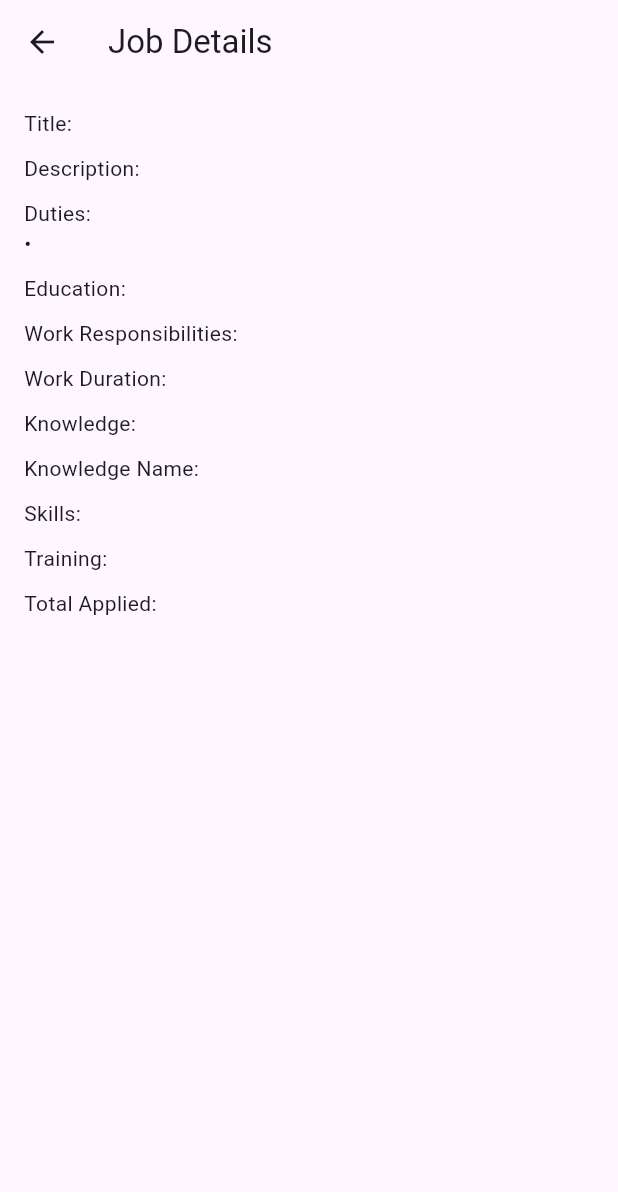
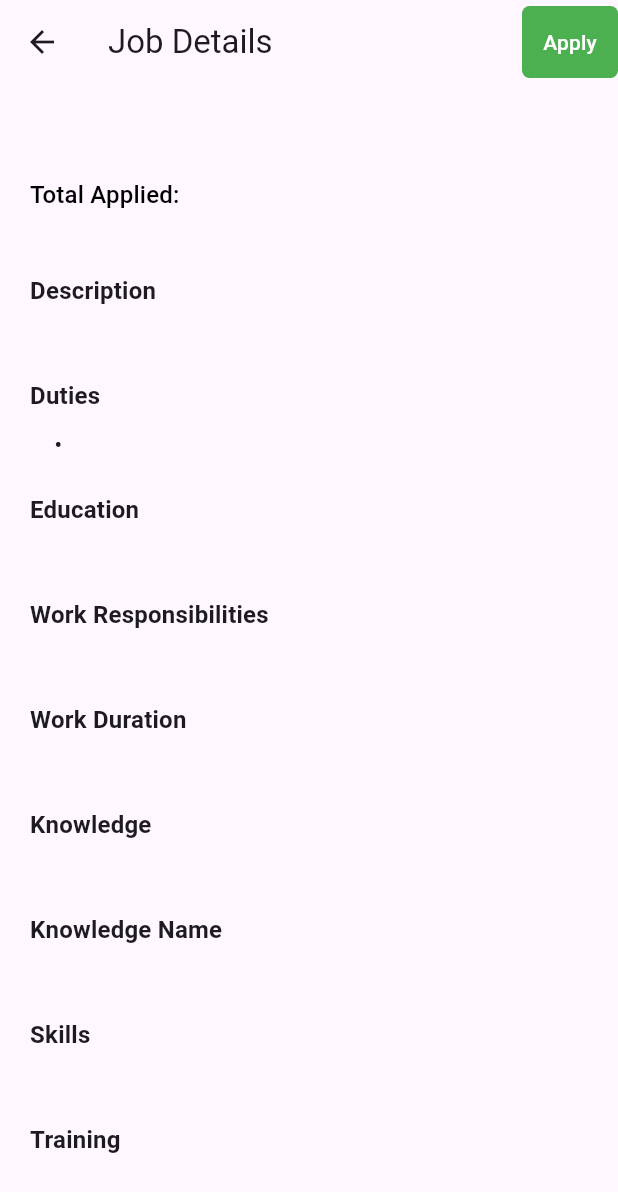
Before and after one commit to Chillingsss/delmonteflutter, a Flutter app: the JobDetails screen opened directly with empty values, on a phone screen of 412 x 824 dp. Shown: the top 1192 px of the screen. Run offline on Flutter 3.47's test engine with Material 3 defaults, Android fonts, the phone set to English and light mode, and no system bars; our stand-ins replace shared_preferences; accounts and stored records are empty.

Commit message:
added apply for the job

```diff
--- a/lib/candidate/jobdetails.dart
+++ b/lib/candidate/jobdetails.dart
@@ -1,45 +1,177 @@
 import 'package:flutter/material.dart';
+import 'package:http/http.dart' as http;
+import 'dart:convert';
+import 'package:shared_preferences/shared_preferences.dart';
 
 class JobDetails extends StatelessWidget {
   final Map<String, dynamic> jobDetails;
 
   const JobDetails({Key? key, required this.jobDetails}) : super(key: key);
 
+  Future<void> _applyForJob(BuildContext context) async {
+    final prefs = await SharedPreferences.getInstance();
+    final userId = prefs.getInt('cand_id');
+
+    if (userId == null) {
+      ScaffoldMessenger.of(context).showSnackBar(
+        const SnackBar(content: Text('You need to log in to apply for jobs.')),
+      );
+      return;
+    }
+
+    final String url = "http://localhost/php-delmonte/api/users.php";
+    Map<String, String> headers = {
+      "Content-Type": "application/x-www-form-urlencoded",
+    };
+
+    Map<String, dynamic> body = {
+      'operation': 'applyForJob',
+      'user_id': userId.toString(),
+      'jobId': jobDetails['jobM_id'].toString(),
+    };
+
+    final response =
+        await http.post(Uri.parse(url), headers: headers, body: body);
+
+    if (response.statusCode == 200) {
+      final result = json.decode(response.body);
+      if (result['success'] != null) {
+        ScaffoldMessenger.of(context).showSnackBar(
+          SnackBar(content: Text(result['success'])),
+        );
+      } else if (result['status'] == 'duplicate') {
+        ScaffoldMessenger.of(context).showSnackBar(
+          SnackBar(content: Text(result['message'])),
+        );
+      } else if (result['error'] != null) {
+        ScaffoldMessenger.of(context).showSnackBar(
+          SnackBar(content: Text(result['error'])),
+        );
+      }
+    } else {
+      ScaffoldMessenger.of(context).showSnackBar(
+        const SnackBar(content: Text('Failed to apply for the job.')),
+      );
+    }
+  }
+
   @override
   Widget build(BuildContext context) {
     return Scaffold(
       appBar: AppBar(
         title: const Text('Job Details'),
+        elevation: 0,
+        actions: [
+          Container(
+            decoration: BoxDecoration(
+              color: Colors.green,
+              borderRadius: BorderRadius.circular(5),
+            ),
+            child: TextButton(
+              onPressed: () => _applyForJob(context),
+              child: const Text(
+                'Apply',
+                style: TextStyle(color: Colors.white),
+              ),
+            ),
+          ),
+        ],
       ),
-      body: Padding(
-        padding: const EdgeInsets.all(16.0),
-        child: ListView(
+      body: SingleChildScrollView(
+        child: Column(
+          crossAxisAlignment: CrossAxisAlignment.start,
           children: [
-            Text('Title: ${jobDetails['jobM_title']}'),
-            const SizedBox(height: 10),
-            Text('Description: ${jobDetails['jobM_description']}'),
-            const SizedBox(height: 10),
-            Text('Duties:'),
-            ...jobDetails['duties_text'].split('|').map((duty) => Text('• $duty')),
-            const SizedBox(height: 10),
-            Text('Education: ${jobDetails['jeduc_text']}'),
-            const SizedBox(height: 10),
-            Text('Work Responsibilities: ${jobDetails['jwork_responsibilities']}'),
-            const SizedBox(height: 10),
-            Text('Work Duration: ${jobDetails['jwork_duration']}'),
-            const SizedBox(height: 10),
-            Text('Knowledge: ${jobDetails['jknow_text']}'),
-            const SizedBox(height: 10),
-            Text('Knowledge Name: ${jobDetails['knowledge_name']}'),
-            const SizedBox(height: 10),
-            Text('Skills: ${jobDetails['jskills_text']}'),
-            const SizedBox(height: 10),
-            Text('Training: ${jobDetails['jtrng_text']}'),
-            const SizedBox(height: 10),
-            Text('Total Applied: ${jobDetails['Total_Applied']}'),
+            _buildHeader(context),
+            _buildDetailsSection(context),
           ],
         ),
       ),
     );
   }
+
+  Widget _buildHeader(BuildContext context) {
+    return Container(
+      padding: const EdgeInsets.all(20),
+      child: Column(
+        crossAxisAlignment: CrossAxisAlignment.start,
+        children: [
+          Text(
+            jobDetails['jobM_title'],
+            style: Theme.of(context)
+                .textTheme
+                .headline5
+                ?.copyWith(color: Colors.black, fontWeight: FontWeight.bold),
+          ),
+          const SizedBox(height: 10),
+          Text(
+            'Total Applied: ${jobDetails['Total_Applied']}',
+            style: Theme.of(context)
+                .textTheme
+                .subtitle1
+                ?.copyWith(color: Colors.black),
+          ),
+        ],
+      ),
+    );
+  }
+
+  Widget _buildDetailsSection(BuildContext context) {
+    return Padding(
+      padding: const EdgeInsets.all(20),
+      child: Column(
+        crossAxisAlignment: CrossAxisAlignment.start,
+        children: [
+          _buildDetailItem(
+              context, 'Description', jobDetails['jobM_description']),
+          _buildDetailItem(context, 'Duties', jobDetails['duties_text'],
+              isList: true),
+          _buildDetailItem(context, 'Education', jobDetails['jeduc_text']),
+          _buildDetailItem(context, 'Work Responsibilities',
+              jobDetails['jwork_responsibilities']),
+          _buildDetailItem(
+              context, 'Work Duration', jobDetails['jwork_duration']),
+          _buildDetailItem(context, 'Knowledge', jobDetails['jknow_text']),
+          _buildDetailItem(
+              context, 'Knowledge Name', jobDetails['knowledge_name']),
+          _buildDetailItem(context, 'Skills', jobDetails['jskills_text']),
+          _buildDetailItem(context, 'Training', jobDetails['jtrng_text']),
+        ],
+      ),
+    );
+  }
+
+  Widget _buildDetailItem(BuildContext context, String title, String content,
+      {bool isList = false}) {
+    return Padding(
+      padding: const EdgeInsets.only(bottom: 20),
+      child: Column(
+        crossAxisAlignment: CrossAxisAlignment.start,
+        children: [
+          Text(
+            title,
+            style: Theme.of(context)
+                .textTheme
+                .subtitle1
+                ?.copyWith(fontWeight: FontWeight.bold),
+          ),
+          const SizedBox(height: 5),
+          if (isList)
+            ...content.split('|').map((item) => Padding(
+                  padding: const EdgeInsets.only(left: 16, top: 4),
+                  child: Row(
+                    crossAxisAlignment: CrossAxisAlignment.start,
+                    children: [
+                      const Text('• ', style: TextStyle(fontSize: 16)),
+                      Expanded(
+                          child: Text(item.trim(),
+                              style: Theme.of(context).textTheme.bodyText2)),
+                    ],
+                  ),
+                ))
+          else
+            Text(content, style: Theme.of(context).textTheme.bodyText2),
+        ],
+      ),
+    );
+  }
 }
```
